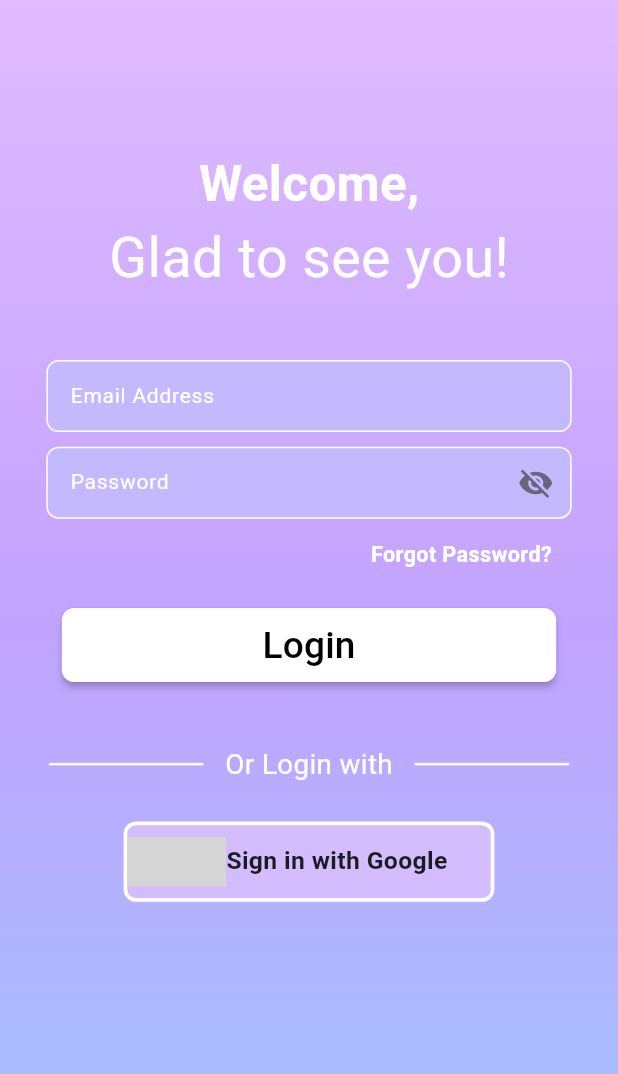
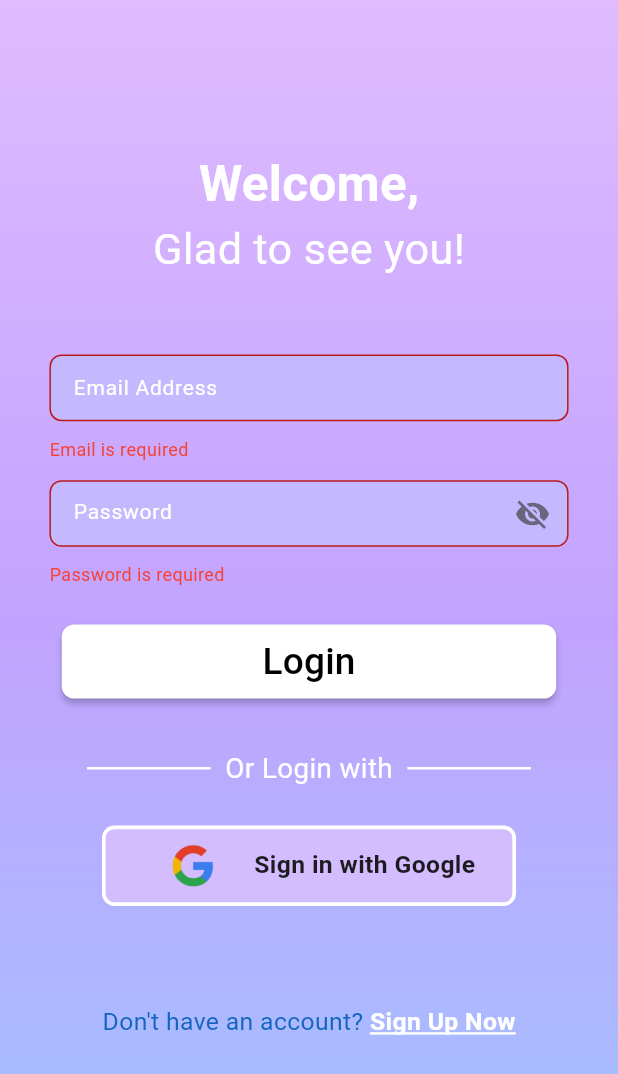
Before and after one commit to AzamFida/pharma_plus_mobile_app, a Flutter app: the LoginScreen screen opened directly, after a tap on "Login", on a phone screen of 412 x 824 dp. Shown: the top 1074 px of the screen. Run offline on Flutter 3.47's test engine with Material 3 defaults, Android fonts, the phone set to English and light mode, and no system bars; our stand-ins replace cloud_firestore, firebase_auth, firebase_core, google_sign_in, shimmer; accounts and stored records are empty; grey boxes are pictures that could not be loaded.

Commit message:
aaho ne aaho

```diff
--- a/lib/presentation/screens/login_screen.dart
+++ b/lib/presentation/screens/login_screen.dart
@@ -1,38 +1,50 @@
-import 'dart:developer';
 import 'package:flutter/material.dart';
+import 'package:pharmaplus_flutter/presentation/screens/medicine_list_screen.dart';
+import 'package:pharmaplus_flutter/presentation/screens/signup_screen.dart';
+import 'package:provider/provider.dart';
 import 'package:pharmaplus_flutter/presentation/widgets/custom_input_field.dart';
+import 'package:pharmaplus_flutter/providers/login_providers.dart';
+import 'package:pharmaplus_flutter/providers/google_signin_provider.dart';
+import 'package:pharmaplus_flutter/providers/email_auth_provider.dart';
 
-class LoginScreen extends StatelessWidget {
+class LoginScreen extends StatefulWidget {
   const LoginScreen({super.key});
+
+  @override
+  State<LoginScreen> createState() => _LoginScreenState();
+}
+
+class _LoginScreenState extends State<LoginScreen> {
+  final _formKey = GlobalKey<FormState>();
 
   @override
   Widget build(BuildContext context) {
     final size = MediaQuery.of(context).size;
-    final height = size.height; // ✅ Correct extraction
+    final height = size.height;
     final width = size.width;
+
+    // Access existing providers from main.dart
+    final loginProvider = Provider.of<LoginProvider>(context);
+    final authProvider = Provider.of<EmailAuthProvider>(context);
 
     return Scaffold(
       body: Container(
+        width: width,
         height: height,
-        width: width,
         decoration: const BoxDecoration(
           gradient: LinearGradient(
             begin: Alignment.topCenter,
             end: Alignment.bottomCenter,
-            colors: [
-              Color(0xFFE0BBFF), // pale violet
-              Color(0xFFC2A3FF), // pastel purple
-              Color(0xFFA0C4FF),
-            ],
+            colors: [Color(0xFFE0BBFF), Color(0xFFC2A3FF), Color(0xFFA0C4FF)],
           ),
         ),
         child: SingleChildScrollView(
+          padding: EdgeInsets.symmetric(horizontal: width * 0.08),
+          child: Form(
+            key: _formKey,
             child: Column(
-            mainAxisAlignment: MainAxisAlignment.start,
-            crossAxisAlignment: CrossAxisAlignment.center,
               children: [
                 SizedBox(height: height * 0.12),
-              //WElcome Text
                 Text(
                   "Welcome,",
                   style: TextStyle(
@@ -41,75 +53,107 @@ class LoginScreen extends StatelessWidget {
                     fontSize: width * 0.08,
                   ),
                 ),
-              //Glad to see you Text
                 Text(
                   "Glad to see you!",
                   style: TextStyle(
                     color: Colors.white,
                     fontWeight: FontWeight.w400,
-                  fontSize: width * 0.09,
+                    fontSize: width * 0.07,
                   ),
                 ),
-              SizedBox(height: height * 0.05),
-              //Email Address feild
-              CustomInputFieldWidget(hintText: "Email Address"),
-              SizedBox(height: height * 0.01),
-              //Password feild
-              CustomInputFieldWidget(hintText: "Password", obscureText: true),
+                SizedBox(height: height * 0.06),
+
+                // ✉️ Email Field
+                CustomInputFieldWidget(
+                  hintText: "Email Address",
+                  controller: loginProvider.emailController,
+                  validator: (value) {
+                    if (value == null || value.isEmpty) {
+                      return "Email is required";
+                    }
+                    final emailRegex = RegExp(
+                      r'^[\w-\.]+@([\w-]+\.)+[\w-]{2,4}$',
+                    );
+                    if (!emailRegex.hasMatch(value)) {
+                      return "Enter a valid email";
+                    }
+                    return null;
+                  },
+                ),
                 SizedBox(height: height * 0.015),
-              //Forgot Password Text
-              Row(
-                mainAxisAlignment: MainAxisAlignment.start,
-                crossAxisAlignment: CrossAxisAlignment.center,
-                children: [
-                  SizedBox(width: width * 0.6),
-                  GestureDetector(
-                    onTap: () {
-                      log("FOrgot PAssword CLicked");
+
+                // 🔑 Password Field
+                CustomInputFieldWidget(
+                  hintText: "Password",
+                  controller: loginProvider.passwordController,
+                  obscureText: true,
+                  validator: (value) {
+                    if (value == null || value.isEmpty) {
+                      return "Password is required";
+                    }
+                    if (value.length < 6) {
+                      return "Password must be at least 6 characters";
+                    }
+                    return null;
                   },
-                    child: Text(
-                      "Forgot Password?",
-                      style: TextStyle(
-                        color: Colors.white,
-                        fontWeight: FontWeight.bold,
-                        fontSize: width * 0.035,
-                      ),
-                    ),
-                  ),
-                ],
                 ),
                 SizedBox(height: height * 0.03),
-              //Login Button
-              MaterialButton(
-                onPressed: () {
-                  log("Login Pressed");
+
+                // 🔘 Login Button
+                authProvider.isLoading
+                    ? const CircularProgressIndicator(color: Colors.white)
+                    : MaterialButton(
+                        onPressed: () async {
+                          if (_formKey.currentState!.validate()) {
+                            final user = await authProvider.signInWithEmail(
+                              email: loginProvider.emailText,
+                              password: loginProvider.passwordText,
+                              context: context,
+                            );
+
+                            if (user != null) {
+                              Navigator.pushReplacement(
+                                context,
+                                MaterialPageRoute(
+                                  builder: (_) => MedicineListScreen(),
+                                ),
+                              );
+                            } else if (authProvider.errorMessage != null) {
+                              ScaffoldMessenger.of(context).showSnackBar(
+                                SnackBar(
+                                  content: Text(authProvider.errorMessage!),
+                                ),
+                              );
+                            }
+                          }
                         },
                         color: Colors.white,
                         minWidth: width * 0.8,
                         height: height * 0.06,
                         shape: RoundedRectangleBorder(
-                  borderRadius: BorderRadius.circular(
-                    height * 0.01,
-                  ), // Half of height
+                          borderRadius: BorderRadius.circular(height * 0.01),
                         ),
                         child: Text(
                           "Login",
-                  style: TextStyle(color: Colors.black, fontSize: width * 0.06),
+                          style: TextStyle(
+                            color: Colors.black,
+                            fontSize: width * 0.06,
                           ),
                         ),
-              SizedBox(height: height * 0.05),
-              //Or Login with text
+                      ),
+                SizedBox(height: height * 0.04),
+
+                // Divider
                 Row(
-                crossAxisAlignment: CrossAxisAlignment.center,
                   mainAxisAlignment: MainAxisAlignment.center,
                   children: [
                     Container(
                       height: height * 0.002,
-                    width: width * 0.25,
+                      width: width * 0.20,
                       color: Colors.white,
                     ),
                     Text(
-                    "   Or Login with   ",
+                      "  Or Login with  ",
                       style: TextStyle(
                         color: Colors.white,
                         fontSize: width * 0.045,
@@ -117,23 +161,31 @@ class LoginScreen extends StatelessWidget {
                     ),
                     Container(
                       height: height * 0.002,
-                    width: width * 0.25,
+                      width: width * 0.20,
                       color: Colors.white,
                     ),
                   ],
                 ),
                 SizedBox(height: height * 0.03),
-              //Google logo button
+
+                // 🌐 Google Login
                 GestureDetector(
-                onTap: () {
-                  log("SIgnup with google");
+                  onTap: () async {
+                    final googleProvider = context.read<GoogleSignInProvider>();
+                    final user = await googleProvider.signInWithGoogle(context);
+                    if (user != null) {
+                      ScaffoldMessenger.of(context).showSnackBar(
+                        const SnackBar(
+                          content: Text("Google sign-in successful"),
+                        ),
+                      );
+                    }
                   },
                   child: Container(
                     height: height * 0.065,
-                  width: width * 0.6,
-
+                    width: width * 0.67,
                     decoration: BoxDecoration(
-                    color: Color.fromARGB(255, 211, 189, 255),
+                      color: const Color.fromARGB(255, 211, 189, 255),
                       borderRadius: BorderRadius.circular(height * 0.01),
                       border: Border.all(
                         color: Colors.white,
@@ -141,15 +193,13 @@ class LoginScreen extends StatelessWidget {
                       ),
                     ),
                     child: Row(
-                    crossAxisAlignment: CrossAxisAlignment.center,
-                    mainAxisAlignment: MainAxisAlignment.start,
+                      mainAxisAlignment: MainAxisAlignment.center,
                       children: [
                         Image.asset(
                           "assets/logo/google.png",
                           height: height * 0.04,
-                        width: width * 0.16,
-                        fit: BoxFit.fill,
                         ),
+                        SizedBox(width: width * 0.02),
                         Text(
                           "Sign in with Google",
                           style: TextStyle(
@@ -161,8 +211,44 @@ class LoginScreen extends StatelessWidget {
                     ),
                   ),
                 ),
+
+                SizedBox(height: height * 0.08),
+
+                // 🧾 Sign-up Redirect
+                Row(
+                  mainAxisAlignment: MainAxisAlignment.center,
+                  children: [
+                    Text(
+                      "Don't have an account? ",
+                      style: TextStyle(
+                        color: Colors.blue.shade800,
+                        fontSize: width * 0.04,
+                      ),
+                    ),
+                    GestureDetector(
+                      onTap: () {
+                        Navigator.push(
+                          context,
+                          MaterialPageRoute(builder: (_) => SignupScreen()),
+                        );
+                      },
+                      child: Text(
+                        "Sign Up Now",
+                        style: TextStyle(
+                          color: Colors.white,
+                          fontWeight: FontWeight.bold,
+                          decoration: TextDecoration.underline,
+                          fontSize: width * 0.04,
+                          decorationColor: Colors.white,
+                          decorationThickness: 2,
+                        ),
+                      ),
+                    ),
+                  ],
+                ),
                 SizedBox(height: height * 0.05),
               ],
+            ),
           ),
         ),
       ),
--- /dev/null
+++ b/lib/providers/login_providers.dart
@@ -0,0 +1,18 @@
+import 'package:flutter/material.dart';
+
+class LoginProvider with ChangeNotifier {
+  final TextEditingController emailController = TextEditingController();
+  final TextEditingController passwordController = TextEditingController();
+
+  String get emailText => emailController.text;
+  String get passwordText => passwordController.text;
+
+  @override
+  void dispose() {
+    emailController.dispose();
+
+    passwordController.dispose();
+
+    super.dispose();
+  }
+}
```
Also changed, not shown: lib/presentation/screens/signup_screen.dart (added, +196 -0 lines), lib/providers/email_auth_provider.dart (added, +147 -0 lines), lib/providers/google_signin_provider.dart (added, +99 -0 lines), lib/providers/signup_provider.dart (added, +20 -0 lines), pubspec.yaml (+5 -2 lines), assets/logo/google.png (added), assets/logo/logo.png (added), pubspec.lock. Lines whose indentation alone changed are shown as unchanged.
